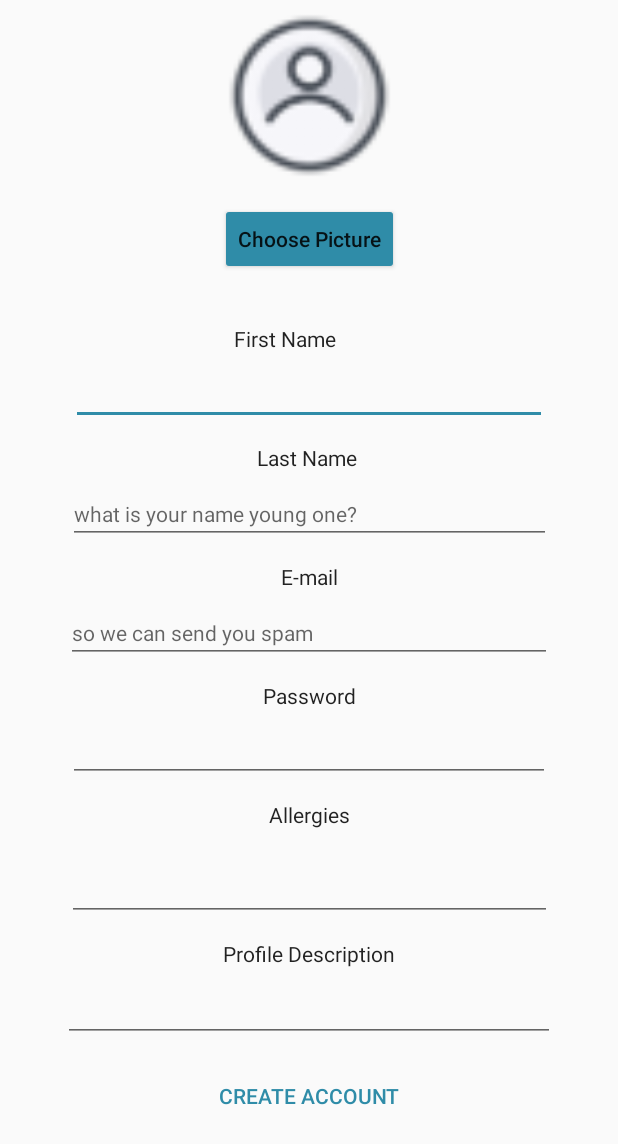
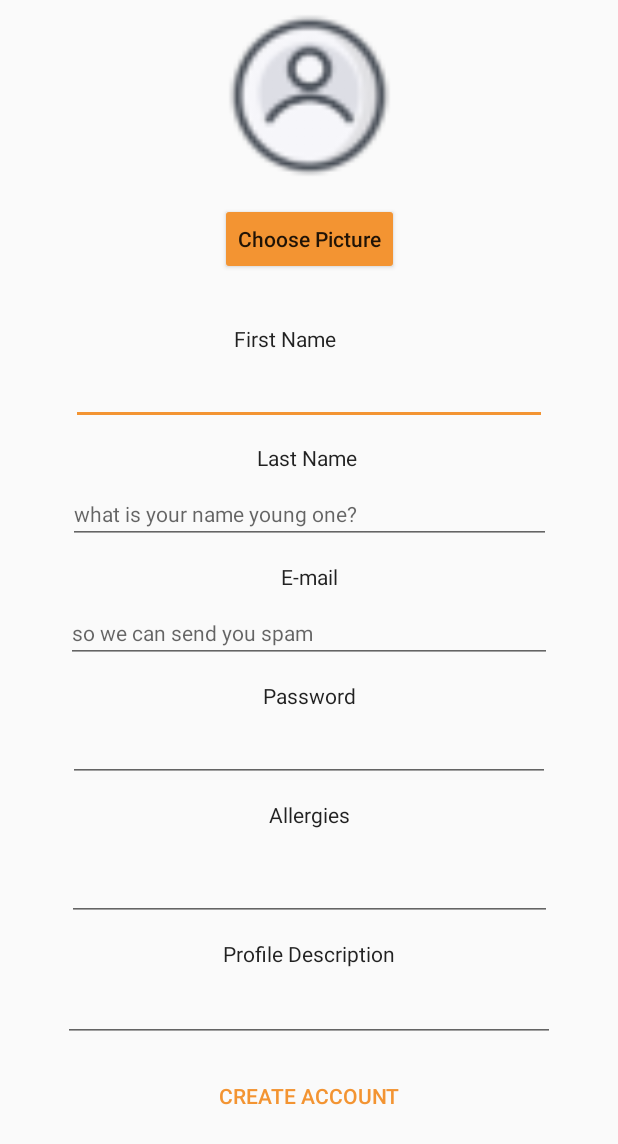
Before and after one commit to Ivosama/FoodClub, an Android app: the screen it shows after launch (SignUpActivity), after a tap on "No account yet? Create one", on a phone screen of 412 x 824 dp. Shown: the top 1144 px of the screen. Run offline under Robolectric (Android 15) with nearby library versions, the light colour scheme and no system bars; our stand-ins replace ButterKnife.

Commit message:
Pop-up for adding roles present, no real functionality yet

```diff
--- a/app/src/main/AndroidManifest.xml
+++ b/app/src/main/AndroidManifest.xml
@@ -18,7 +18,7 @@
         <!-- android:theme="@style/Theme.AppCompat.Light.NoActionBar" -->
         <activity
             android:name=".MainActivity"
-            android:label="Main Activity"
+            android:label="Food Club"
             android:screenOrientation="portrait">
             <intent-filter>
                 <action android:name="android.intent.action.MAIN" />
@@ -44,6 +44,10 @@
             android:name=".LoginActivity"
             android:label="@string/title_activity_login" />
         <activity android:name=".SignUpActivity"></activity>
+
+        <activity android:name=".PopUpRole"
+            android:theme="@style/AppTheme.AddRolePopUp">
+        </activity>
     </application>
 
 </manifest>
--- a/app/src/main/res/values/colors.xml
+++ b/app/src/main/res/values/colors.xml
@@ -1,8 +1,8 @@
 <?xml version="1.0" encoding="utf-8"?>
 <resources>
-    <color name="colorPrimary">#3F51B5</color>
-    <color name="colorPrimaryDark">#303F9F</color>
-    <color name="colorAccent">#2f8ca8</color>
+    <color name="colorPrimary">#f39432</color>
+    <color name="colorPrimaryDark">#f39432</color>
+    <color name="colorAccent">#f39432</color>
     <color name="slightlyGrey">#e7e7e7</color>
 
 </resources>
--- a/app/src/main/res/values/styles.xml
+++ b/app/src/main/res/values/styles.xml
@@ -21,4 +21,10 @@
 
     <style name="AppTheme.NoActionBar.PopupOverlay" parent="ThemeOverlay.AppCompat.Light"/>
 
+    <style name="AppTheme.AddRolePopUp">
+        <item name="android:windowIsTranslucent"> true</item>
+        <item name="android:windowCloseOnTouchOutside">true</item>
+
+    </style>
+
 </resources>
```
Also changed, not shown: app/src/main/java/com/example/ivand/foodclub/Host.java (+3 -5 lines), app/src/main/java/com/example/ivand/foodclub/MainActivity.java (+8 -0 lines).
